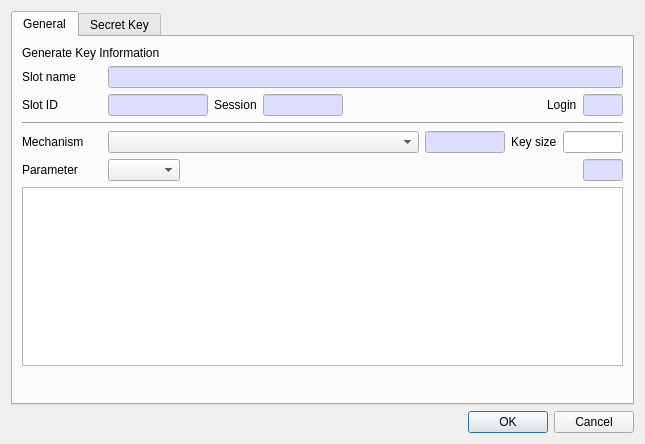
This is CryptokiMan/gen_key_dlg.ui in jykim74/CryptokiMan as Qt 5 draws it before an edit. The edited form follows.
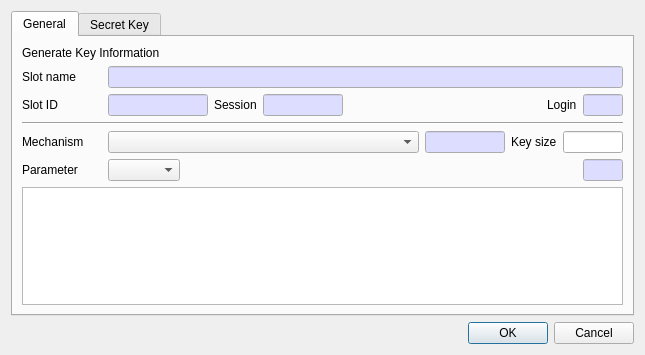
This is the edited form.

Commit message: 폰트 설정 Design 콤보 박스 변경

Diff of the .ui file:
```diff
--- a/CryptokiMan/gen_key_dlg.ui
+++ b/CryptokiMan/gen_key_dlg.ui
@@ -7,7 +7,7 @@
     <x>0</x>
     <y>0</y>
     <width>645</width>
-    <height>444</height>
+    <height>355</height>
    </rect>
   </property>
   <property name="windowTitle">
```
The commit also changes 3 other files.
